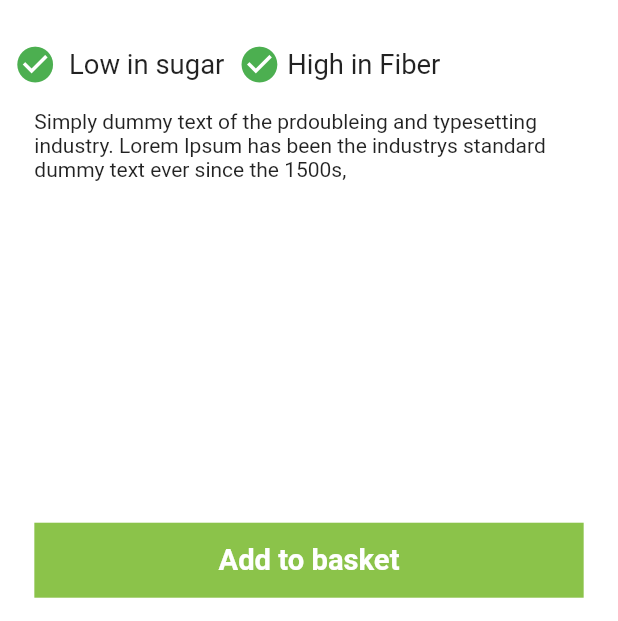
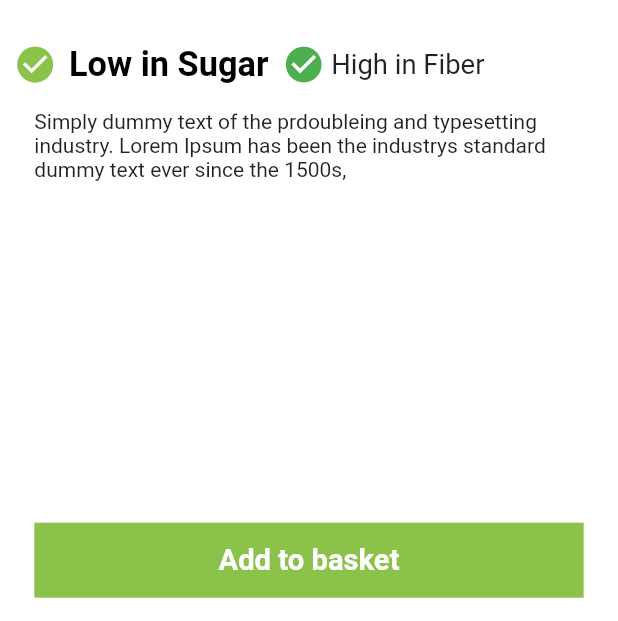
Before and after one commit to saadkhawar289/Health4U, a Flutter app: the SelectedProduct screen opened directly with empty values, on a phone screen of 412 x 824 dp, the part 615-1236 px from its top. Run offline on Flutter 3.47's test engine with Material 2 defaults, Android fonts, the phone set to English and light mode, and no system bars; our stand-ins replace barcode_widget, cloud_firestore, date_format, device_preview, dots_indicator, firebase_auth and 7 more; missing offline and left inert: dart:ffi, flutter_barcode_scanner; accounts and stored records are empty.

```diff
--- a/healthy/lib/SelectProduct.dart
+++ b/healthy/lib/SelectProduct.dart
@@ -515,19 +515,58 @@ class _SelectedProductState extends State<SelectedProduct> {
                                   children: [
                                     Padding(
                                       padding: EdgeInsets.only(left: 8.0.w),
-                                      child: Icon(
-                                        Icons.check_circle,
-                                        size: 25.sp,
-                                        color: Colors.green,
-                                      ),
+                                      child: foodScoreResult! <= 20
+                                          ? Icon(Icons.check_circle,
+                                              size: 25.sp,
+                                              color: foodScoreResult! <= 20
+                                                  ? Colors.lightGreen
+                                                  : foodScoreResult! >= 30
+                                                      ? Colors.red
+                                                      : Colors.amber)
+                                          : foodScoreResult! >= 30
+                                              ? Icon(Icons.cancel,
+                                                  size: 25.sp,
+                                                  color: foodScoreResult! <= 20
+                                                      ? Colors.lightGreen
+                                                      : foodScoreResult! >= 30
+                                                          ? Colors.red
+                                                          : Colors.amber)
+                                              : Icon(Icons.cancel,
+                                                  size: 25.sp,
+                                                  color: foodScoreResult! <= 20
+                                                      ? Colors.lightGreen
+                                                      : foodScoreResult! >= 30
+                                                          ? Colors.red
+                                                          : Colors.amber),
                                     ),
                                     SizedBox(
                                       width: 0.02.sw,
                                     ),
-                                    Text(
-                                      'Low in sugar',
-                                      style: TextStyle(fontSize: 16.sp),
-                                    )
+                                    foodScoreResult! <= 20
+                                        ? Text(
+                                            'Low in Sugar',
+                                            style: TextStyle(
+                                                fontSize: 20.sp,
+                                                color: Colors.black,
+                                                fontWeight: FontWeight.bold),
+                                          )
+                                        : foodScoreResult! >= 30
+                                            ? Text(
+                                                'High in Sugar',
+                                                style: TextStyle(
+                                                    fontSize: 20.sp,
+                                                    color: Colors.black,
+                                                    fontWeight:
+                                                        FontWeight.bold),
+                                              )
+                                            : Text(
+                                                'High in Sugar',
+                                                style: TextStyle(
+                                                    fontSize: 20.sp,
+                                                    color: Colors.black,
+                                                    fontWeight:
+                                                        FontWeight.bold),
+                                              ),
                                   ],
                                 ),
                               ),
```
